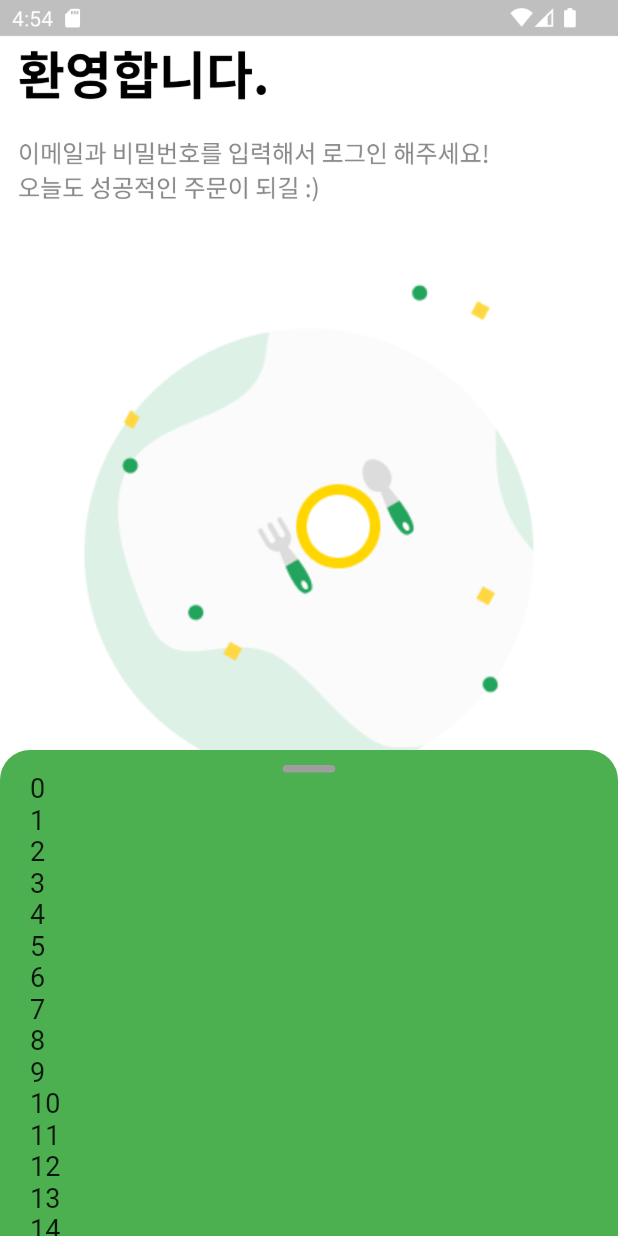
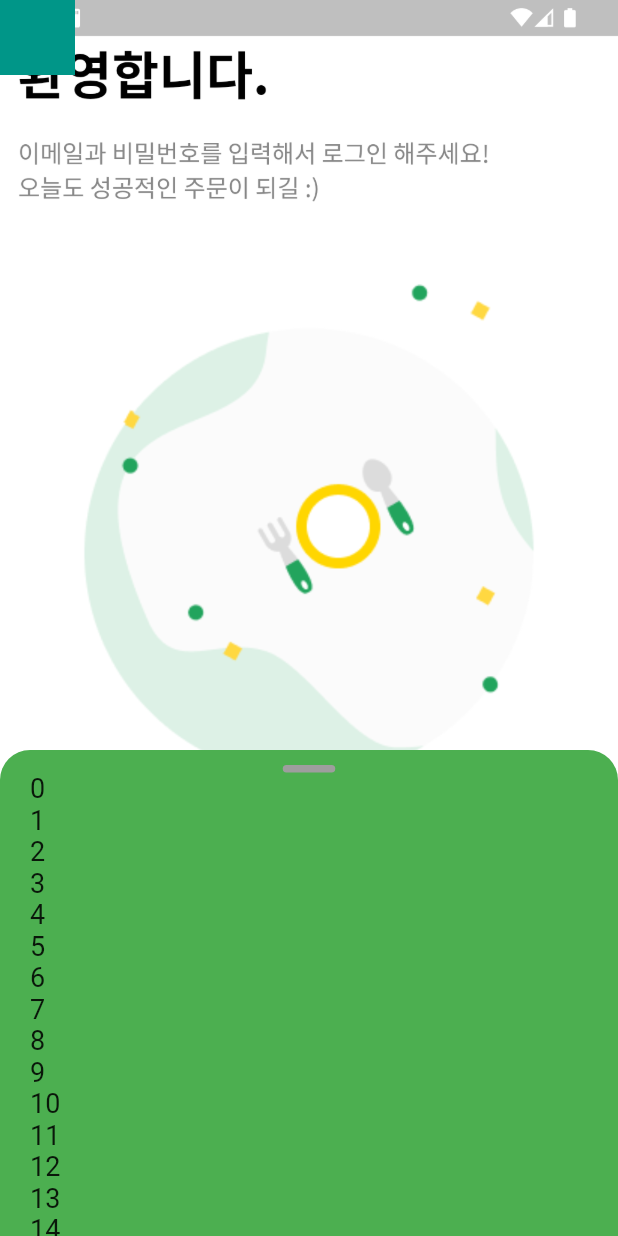
Before and after one commit to yooseek/test_UI_project, a Flutter app: the BackDropScreen screen opened directly, on a phone screen of 412 x 824 dp. Run offline on Flutter 3.47's test engine with Material 2 defaults, Android fonts, the phone set to English and light mode, and no system bars; our stand-ins replace flutter_hooks, rxdart.

```diff
--- a/lib/screen/back_drop_screen.dart
+++ b/lib/screen/back_drop_screen.dart
@@ -55,8 +55,13 @@ class BottomList extends StatefulWidget {
 }
 
 class _BottomListState extends State<BottomList> {
-  final ScrollController _scroller = ScrollController();
+  late final ScrollController _scroller = ScrollController()..addListener(_handleScrollChanged);
+  final _scrollPos = ValueNotifier(0.0);
   bool isBackdropFilter = true;
+
+  void _handleScrollChanged() {
+    _scrollPos.value = _scroller.position.pixels;
+  }
 
   @override
   void dispose() {
@@ -99,6 +104,7 @@ class _BottomListState extends State<BottomList> {
                     ),
                   ),
                 ],
+                disableByScroll(),
                 _bottomListContent(),
               ],
             );
@@ -106,6 +112,23 @@ class _BottomListState extends State<BottomList> {
         );
       }),
     );
+  }
+
+  ValueListenableBuilder<double> disableByScroll() {
+    return ValueListenableBuilder<double>(
+                valueListenable: _scrollPos,
+                builder: (_, value, child) {
+                  // get some value between 0 and 1, based on the amt scrolled
+                  double opacity = (1 - value / 150).clamp(0, 1);
+                  return Opacity(opacity: opacity, child: child);
+                },
+
+                child: Container(
+                  height: 50,
+                  width: 50,
+                  color: Colors.teal,
+                ),
+              );
   }
 
   Widget _bottomListContent() {
```
